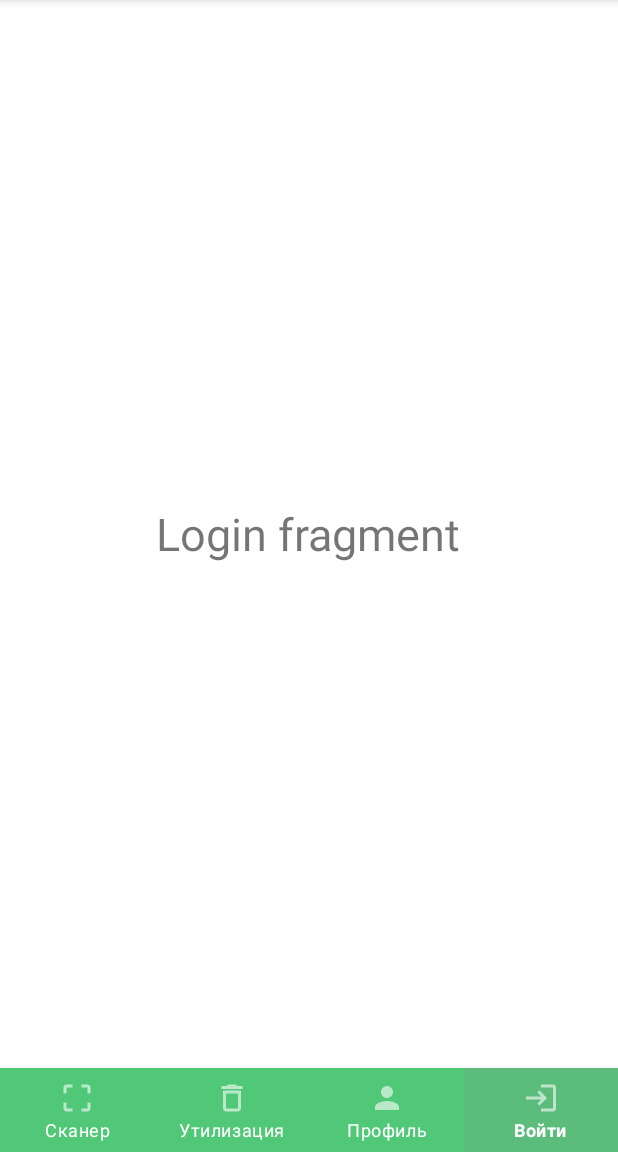
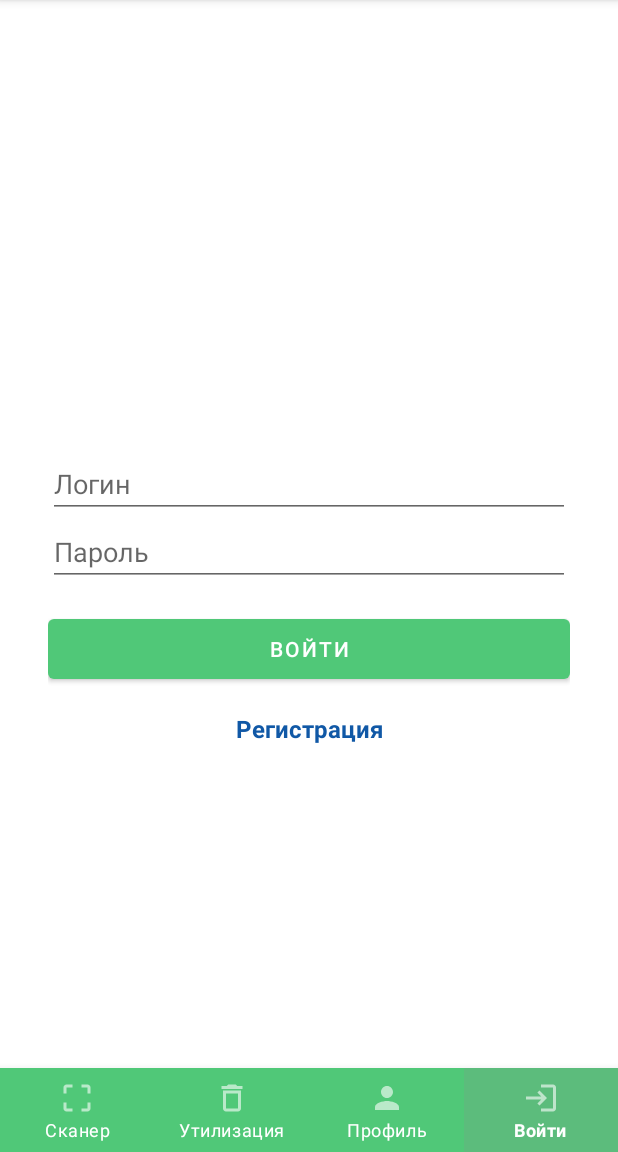
Before and after one commit to romadanskiy/MicroDotNet, an Android app: the screen it shows after launch (MainActivity), item 4 of the bottom bar chosen, on a phone screen of 412 x 824 dp, the part 84-1236 px from its top. Run offline under Robolectric (Android 15) with nearby library versions, the phone set to English and light mode, and no system bars; 3 statements that could not run were skipped.

Commit message:
qqwd fwe

```diff
--- a/src/clients/FU/app/build.gradle
+++ b/src/clients/FU/app/build.gradle
@@ -1,6 +1,8 @@
 plugins {
     id 'com.android.application'
     id 'org.jetbrains.kotlin.android'
+    id 'kotlin-android'
+    id 'kotlin-android-extensions'
 }
 
 android {
@@ -50,6 +52,7 @@ dependencies {
     implementation 'androidx.lifecycle:lifecycle-extensions:2.0.0'
     implementation 'com.squareup.retrofit2:retrofit:2.5.0'
     implementation 'com.squareup.retrofit2:converter-gson:2.3.0'
+    implementation 'org.jetbrains.kotlinx:kotlinx-coroutines-core:1.6.2'
     def koin_version = "3.1.2"
     implementation "io.insert-koin:koin-core:$koin_version"
     implementation "io.insert-koin:koin-android:$koin_version"
--- a/src/clients/FU/app/src/main/java/com/example/scanner/app/App.kt
+++ b/src/clients/FU/app/src/main/java/com/example/scanner/app/App.kt
@@ -15,9 +15,9 @@ class App: Application() {
         super.onCreate()
 
         startKoin {
-            androidLogger(Level.DEBUG)
-            androidContext(this@App)
-            modules(listOf(appModule, domainModule, dataModule))
+//            androidLogger(Level.DEBUG)
+//            androidContext(this@App)
+//            modules(listOf(appModule, domainModule, dataModule))
         }
     }
 }
--- a/src/clients/FU/app/src/main/java/com/example/scanner/di/DomainModule.kt
+++ b/src/clients/FU/app/src/main/java/com/example/scanner/di/DomainModule.kt
@@ -5,7 +5,7 @@ import org.koin.dsl.module
 
 val domainModule = module {
 
-    factory<GetGarbageInfoUseCase> {
+    factory {
         GetGarbageInfoUseCase(garbageRepository = get())
     }
 }
--- a/src/clients/FU/app/src/main/java/com/example/scanner/presentation/LoginFragment.kt
+++ b/src/clients/FU/app/src/main/java/com/example/scanner/presentation/LoginFragment.kt
@@ -1,18 +1,28 @@
 package com.example.scanner.presentation
 
 import android.os.Bundle
+import android.util.Log
 import android.view.LayoutInflater
 import android.view.View
 import android.view.ViewGroup
 import androidx.fragment.app.Fragment
+import androidx.lifecycle.lifecycleScope
 import com.example.scanner.R
+import com.example.scanner.presentation.login.LoginRepository
+import kotlinx.android.synthetic.main.fragment_login.view.*
+import kotlinx.coroutines.launch
 
-class LoginFragment: Fragment() {
-    override fun onCreateView(
-        inflater: LayoutInflater,
-        container: ViewGroup?,
-        savedInstanceState: Bundle?
-    ): View? {
-        return inflater.inflate(R.layout.fragment_login, container, false);
+class LoginFragment: Fragment(R.layout.fragment_login) {
+
+    override fun onViewCreated(view: View, savedInstanceState: Bundle?) {
+        super.onViewCreated(view, savedInstanceState)
+        view.login_button.setOnClickListener {
+            lifecycleScope.launch {
+                val a = LoginRepository().login("a@a.a1", "a1s2d3f41") {
+                    Log.d("loggg", "aaa $it")
+                }
+            }
+        }
     }
+
 }
--- a/src/clients/FU/app/src/main/java/com/example/scanner/presentation/ScannerFragment.kt
+++ b/src/clients/FU/app/src/main/java/com/example/scanner/presentation/ScannerFragment.kt
@@ -150,6 +150,8 @@ class ScannerFragment : Fragment() {
 
     override fun onDestroy() {
         super.onDestroy()
-        cameraSource.stop()
+        try {
+            cameraSource.stop()
+        } catch (_: Exception) { }
     }
 }
--- a/src/clients/FU/app/src/main/res/layout/fragment_login.xml
+++ b/src/clients/FU/app/src/main/res/layout/fragment_login.xml
@@ -1,14 +1,47 @@
 <?xml version="1.0" encoding="utf-8"?>
-<RelativeLayout xmlns:android="http://schemas.android.com/apk/res/android"
+<androidx.constraintlayout.widget.ConstraintLayout xmlns:android="http://schemas.android.com/apk/res/android"
+    xmlns:app="http://schemas.android.com/apk/res-auto"
+    xmlns:tools="http://schemas.android.com/tools"
     android:layout_width="match_parent"
     android:layout_height="match_parent"
-    android:background="@android:color/white">
+    android:paddingHorizontal="32dp">
+
+    <EditText
+        android:id="@+id/login"
+        android:layout_width="match_parent"
+        android:layout_height="wrap_content"
+        android:layout_marginTop="300dp"
+        android:hint="Логин"
+        app:layout_constraintTop_toTopOf="parent" />
+
+    <EditText
+        android:id="@+id/password"
+        android:layout_width="match_parent"
+        android:layout_height="wrap_content"
+        android:hint="Пароль"
+        android:inputType="textPassword"
+        app:layout_constraintTop_toBottomOf="@+id/login" />
+
+    <Button
+        android:id="@+id/login_button"
+        android:layout_width="match_parent"
+        android:layout_height="52dp"
+        android:layout_marginTop="16dp"
+        android:text="Войти"
+        app:layout_constraintTop_toBottomOf="@+id/password"
+        tools:layout_editor_absoluteX="32dp" />
 
     <TextView
+        android:id="@+id/register"
         android:layout_width="wrap_content"
         android:layout_height="wrap_content"
-        android:text="Login fragment"
-        android:textSize="30sp"
-        android:layout_centerInParent="true" />
+        android:layout_marginTop="16dp"
+        android:text="Регистрация"
+        android:textColor="#1058A6"
+        android:textSize="16sp"
+        android:textStyle="bold"
+        app:layout_constraintEnd_toEndOf="parent"
+        app:layout_constraintStart_toStartOf="parent"
+        app:layout_constraintTop_toBottomOf="@+id/login_button" />
 
-</RelativeLayout>
+</androidx.constraintlayout.widget.ConstraintLayout>
--- a/src/clients/FU/data/src/main/java/com/example/scanner/data/storage/retrofit2/RetrofitClient.kt
+++ b/src/clients/FU/data/src/main/java/com/example/scanner/data/storage/retrofit2/RetrofitClient.kt
@@ -6,7 +6,8 @@ import retrofit2.converter.gson.GsonConverterFactory
 
 object RetrofitClient {
     private var retrofit: Retrofit? = null
-    private val base_url = "http://192.168.1.67:5000/"
+//    private val base_url = "http://192.168.1.67:5000/"
+    private val base_url = "http://fu-arch.herokuapp.com/"
 
     fun getClient(): Retrofit {
         if (retrofit == null) {
```
Also changed, not shown: src/clients/FU/app/src/main/java/com/example/scanner/presentation/login/AuthService.kt (added, +17 -0 lines), src/clients/FU/app/src/main/java/com/example/scanner/presentation/login/LoginRepository.kt (added, +39 -0 lines), src/clients/FU/data/src/main/java/com/example/scanner/data/storage/models/BaseResponse.kt (added, +7 -0 lines), src/clients/FU/data/src/main/java/com/example/scanner/data/storage/models/LoginResponse.kt (added, +7 -0 lines).
